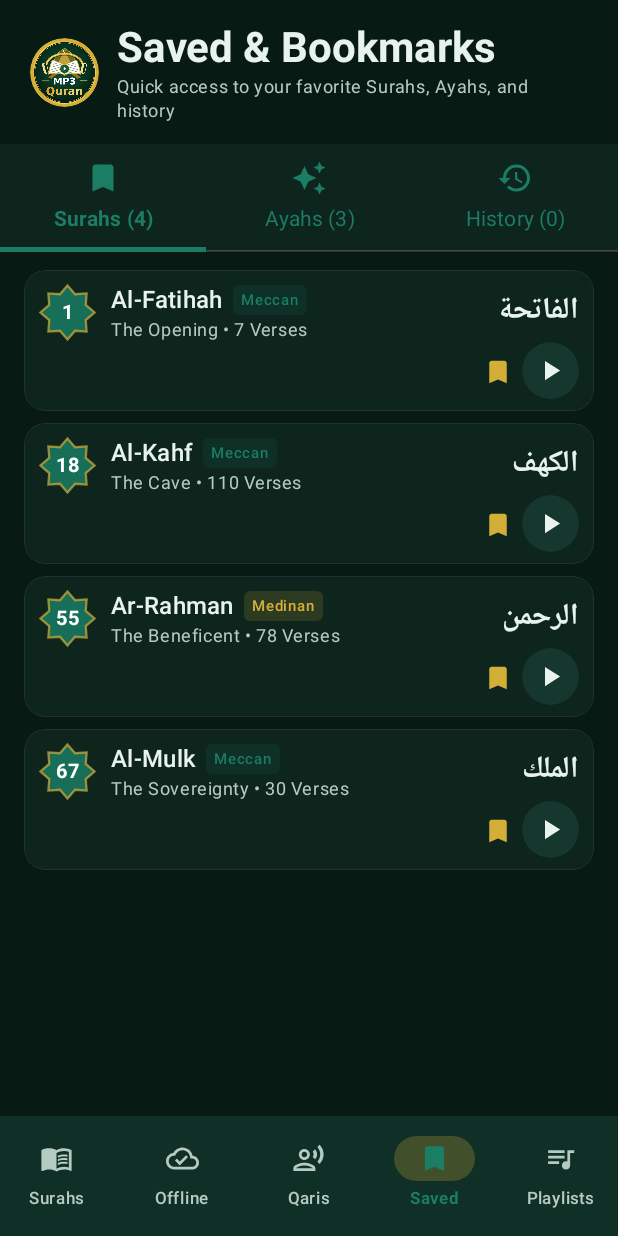
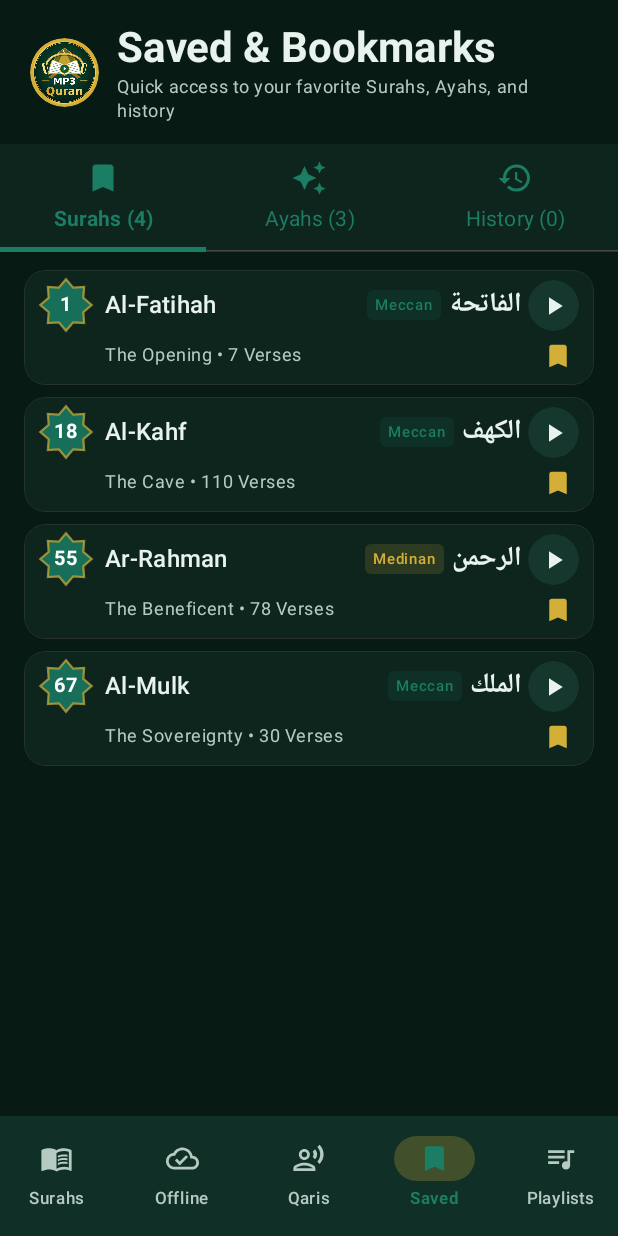
Before and after one commit to akikto/MP3-Quran, an Android app built with Jetpack Compose: the screen it shows after launch (MainActivity), item 4 of the bottom bar chosen, on a phone screen of 412 x 824 dp. Run offline under Robolectric (Android 15) with nearby library versions, the phone set to English and light mode, and no system bars; our stand-ins replace Room's generated code.

Commit message:
Refactor Surah list UI components and update APK server script
Replit-Commit-Author: Agent

```diff
--- a/app/src/main/java/com/example/ui/QuranApp.kt
+++ b/app/src/main/java/com/example/ui/QuranApp.kt
@@ -42,6 +42,7 @@ import androidx.compose.runtime.remember
 import androidx.compose.runtime.setValue
 import androidx.compose.ui.Modifier
 import androidx.compose.ui.graphics.vector.ImageVector
+import androidx.compose.ui.platform.LocalDensity
 import androidx.compose.ui.platform.testTag
 import androidx.compose.ui.text.font.FontWeight
 import androidx.compose.ui.text.style.TextOverflow
@@ -118,6 +119,7 @@ fun QuranApp(
         }
     }
     var currentTab by remember { mutableStateOf(NavigationTab.SURAHS) }
+    val navigationFontSize = (11f * minOf(1f, 1.15f / LocalDensity.current.fontScale)).sp
 
     // Request notification permission on Android 13+
     val notificationPermissionLauncher = rememberLauncherForActivityResult(
@@ -178,7 +180,7 @@ fun QuranApp(
                                 Text(
                                     text = tab.title,
                                     style = MaterialTheme.typography.labelSmall.copy(
-                                        fontSize = 11.sp,
+                                        fontSize = navigationFontSize,
                                         fontWeight = if (isSelected) FontWeight.Bold else FontWeight.Medium
                                     ),
                                     maxLines = 1,
--- a/app/src/main/java/com/example/ui/components/SurahCard.kt
+++ b/app/src/main/java/com/example/ui/components/SurahCard.kt
@@ -1,6 +1,5 @@
 package com.example.ui.components
 
-import androidx.compose.animation.AnimatedVisibility
 import androidx.compose.foundation.BorderStroke
 import androidx.compose.foundation.clickable
 import androidx.compose.foundation.layout.Arrangement
@@ -12,6 +11,7 @@ import androidx.compose.foundation.layout.fillMaxWidth
 import androidx.compose.foundation.layout.padding
 import androidx.compose.foundation.layout.size
 import androidx.compose.foundation.layout.width
+import androidx.compose.foundation.layout.widthIn
 import androidx.compose.foundation.shape.CircleShape
 import androidx.compose.foundation.shape.RoundedCornerShape
 import androidx.compose.material.icons.Icons
@@ -37,6 +37,8 @@ import androidx.compose.ui.Alignment
 import androidx.compose.ui.Modifier
 import androidx.compose.ui.draw.clip
 import androidx.compose.ui.graphics.Color
+import androidx.compose.ui.platform.LocalConfiguration
+import androidx.compose.ui.platform.LocalDensity
 import androidx.compose.ui.platform.testTag
 import androidx.compose.ui.text.font.FontFamily
 import androidx.compose.ui.text.font.FontWeight
@@ -66,6 +68,8 @@ fun SurahCard(
     val isPlaying = isCurrentSurah && playerStatus == PlayerStatus.PLAYING
     val isBuffering = isCurrentSurah && playerStatus == PlayerStatus.BUFFERING
     val isDownloading = downloadProgress != null && downloadProgress in 0..99
+    val compactScreen = LocalConfiguration.current.screenWidthDp < 400
+    val enlargedText = LocalDensity.current.fontScale > 1.2f
 
     val containerColor = if (isCurrentSurah) {
         MaterialTheme.colorScheme.primaryContainer.copy(alpha = 0.22f)
@@ -93,7 +97,7 @@ fun SurahCard(
         Column(
             modifier = Modifier
                 .fillMaxWidth()
-                .padding(horizontal = 10.dp, vertical = 8.dp)
+                .padding(horizontal = 10.dp, vertical = 5.dp)
         ) {
           Row(
             modifier = Modifier.fillMaxWidth(),
@@ -103,10 +107,10 @@ fun SurahCard(
             IslamicStarBadge(
                 number = surah.number,
                 isActive = isCurrentSurah,
-                size = 38.dp
+                size = 36.dp
             )
 
-            Spacer(modifier = Modifier.width(10.dp))
+            Spacer(modifier = Modifier.width(8.dp))
 
             // Surah English Details
             Column(
@@ -121,12 +125,13 @@ fun SurahCard(
                         style = MaterialTheme.typography.titleMedium,
                         fontWeight = FontWeight.SemiBold,
                         color = if (isCurrentSurah) GoldAccent else MaterialTheme.colorScheme.onSurface,
+                        modifier = Modifier.weight(1f),
                         maxLines = 1,
                         overflow = TextOverflow.Ellipsis
                     )
 
                     // Revelation tag badge
-                    Surface(
+                    if (!enlargedText) Surface(
                         shape = RoundedCornerShape(4.dp),
                         color = if (surah.revelationType == Surah.RevelationType.MECCAN) {
                             MaterialTheme.colorScheme.primary.copy(alpha = 0.12f)
@@ -150,7 +155,7 @@ fun SurahCard(
                     }
 
                     // Downloaded offline badge
-                    if (isDownloaded) {
+                    if (isDownloaded && !compactScreen && !enlargedText) {
                         Surface(
                             shape = RoundedCornerShape(4.dp),
                             color = EmeraldPrimary.copy(alpha = 0.15f)
@@ -178,52 +183,71 @@ fun SurahCard(
                     }
                 }
 
-                Text(
-                    text = "${surah.englishTranslation} • ${surah.totalVerses} Verses",
-                    style = MaterialTheme.typography.bodySmall,
-                    color = MaterialTheme.colorScheme.onSurfaceVariant,
-                    maxLines = 1,
-                    overflow = TextOverflow.Ellipsis
-                )
             }
 
-            // Arabic Name & Audio Wave
-            Column(
-                horizontalAlignment = Alignment.End,
-                modifier = Modifier.padding(start = 6.dp)
-            ) {
             Text(
                 text = surah.nameArabic,
                 style = MaterialTheme.typography.titleLarge,
                 fontFamily = FontFamily.Serif,
                 fontWeight = FontWeight.Bold,
                 color = if (isCurrentSurah) GoldAccent else MaterialTheme.colorScheme.onSurface,
-                    fontSize = 20.sp
+                fontSize = 18.sp,
+                maxLines = 1,
+                overflow = TextOverflow.Ellipsis,
+                modifier = Modifier
+                    .padding(start = 5.dp, end = 4.dp)
+                    .widthIn(max = 84.dp)
             )
 
-                AnimatedVisibility(visible = isCurrentSurah) {
-                    AudioWaveIndicator(
-                        isPlaying = isPlaying,
-                        modifier = Modifier.padding(top = 2.dp),
-                        barCount = 4,
+            // Keep the primary action in the title row so cards stay compact.
+            Surface(
+                shape = CircleShape,
+                color = if (isCurrentSurah) MaterialTheme.colorScheme.primary else MaterialTheme.colorScheme.surfaceVariant,
+                modifier = Modifier
+                    .size(34.dp)
+                    .clip(CircleShape)
+                    .clickable(onClick = onPlayClick)
+                    .testTag("play_button_${surah.number}")
+            ) {
+                Box(contentAlignment = Alignment.Center) {
+                    if (isBuffering) {
+                        CircularProgressIndicator(
+                            modifier = Modifier.size(18.dp),
+                            strokeWidth = 2.dp,
                             color = GoldAccent
+                        )
+                    } else {
+                        Icon(
+                            imageVector = if (isPlaying) Icons.Filled.Pause else Icons.Filled.PlayArrow,
+                            contentDescription = if (isPlaying) "Pause" else "Play",
+                            tint = if (isCurrentSurah) Color.White else MaterialTheme.colorScheme.onSurface,
+                            modifier = Modifier.size(20.dp)
                         )
                     }
                 }
             }
+          }
 
-            // Action Buttons: Download, Add to playlist, Favorite, Play/Pause
+            // Translation and secondary actions share the second line.
             Row(
                 modifier = Modifier.fillMaxWidth(),
-                horizontalArrangement = Arrangement.End,
                 verticalAlignment = Alignment.CenterVertically
             ) {
+                Spacer(modifier = Modifier.width(44.dp))
+                Text(
+                    text = "${surah.englishTranslation} • ${surah.totalVerses} Verses",
+                    style = MaterialTheme.typography.bodySmall,
+                    color = MaterialTheme.colorScheme.onSurfaceVariant,
+                    maxLines = 1,
+                    overflow = TextOverflow.Ellipsis,
+                    modifier = Modifier.weight(1f)
+                )
                 // Download button or indicator
                 if (onDownloadClick != null) {
                     IconButton(
                         onClick = onDownloadClick,
                         modifier = Modifier
-                            .size(34.dp)
+                            .size(30.dp)
                             .testTag("download_surah_${surah.number}")
                     ) {
                         if (isDownloading) {
@@ -255,7 +279,7 @@ fun SurahCard(
                     IconButton(
                         onClick = onAddToPlaylistClick,
                         modifier = Modifier
-                            .size(34.dp)
+                            .size(30.dp)
                             .testTag("add_to_playlist_${surah.number}")
                     ) {
                         Icon(
@@ -270,7 +294,7 @@ fun SurahCard(
                 IconButton(
                     onClick = onFavoriteToggle,
                     modifier = Modifier
-                        .size(34.dp)
+                        .size(30.dp)
                         .testTag("bookmark_surah_${surah.number}")
                 ) {
                     Icon(
@@ -281,34 +305,7 @@ fun SurahCard(
                     )
                 }
 
-                // Play / Pause Circle
-                Surface(
-                    shape = CircleShape,
-                    color = if (isCurrentSurah) MaterialTheme.colorScheme.primary else MaterialTheme.colorScheme.surfaceVariant,
-                    modifier = Modifier
-                        .size(38.dp)
-                        .clip(CircleShape)
-                        .clickable(onClick = onPlayClick)
-                        .testTag("play_button_${surah.number}")
-                ) {
-                    Box(contentAlignment = Alignment.Center) {
-                        if (isBuffering) {
-                            CircularProgressIndicator(
-                                modifier = Modifier.size(20.dp),
-                                strokeWidth = 2.dp,
-                                color = GoldAccent
-                            )
-                        } else {
-                            Icon(
-                                imageVector = if (isPlaying) Icons.Filled.Pause else Icons.Filled.PlayArrow,
-                                contentDescription = if (isPlaying) "Pause" else "Play",
-                                tint = if (isCurrentSurah) Color.White else MaterialTheme.colorScheme.onSurface,
-                                modifier = Modifier.size(22.dp)
-                            )
             }
         }
     }
 }
-        }
-    }
-}
--- a/app/src/main/java/com/example/ui/screens/SurahListScreen.kt
+++ b/app/src/main/java/com/example/ui/screens/SurahListScreen.kt
@@ -50,6 +50,7 @@ import androidx.compose.ui.platform.testTag
 import androidx.compose.ui.text.font.FontFamily
 import androidx.compose.ui.text.font.FontWeight
 import androidx.compose.ui.text.style.TextAlign
+import androidx.compose.ui.text.style.TextOverflow
 import androidx.compose.ui.unit.dp
 import androidx.compose.ui.unit.sp
 import com.example.model.Reciter
@@ -129,11 +130,6 @@ fun SurahListScreen(
                                 fontWeight = FontWeight.Bold,
                                 color = Color.White
                             )
-                            Text(
-                                text = "114 Surahs • High Quality Audio",
-                                style = MaterialTheme.typography.labelSmall,
-                                color = GoldLight
-                            )
                         }
                     }
 
@@ -207,7 +203,16 @@ fun SurahListScreen(
                     }
                 }
 
-                Spacer(modifier = Modifier.height(8.dp))
+                Text(
+                    text = "114 Surahs • High Quality Audio",
+                    style = MaterialTheme.typography.labelSmall,
+                    color = GoldLight,
+                    maxLines = 1,
+                    overflow = TextOverflow.Ellipsis,
+                    modifier = Modifier.padding(start = 50.dp)
+                )
+
+                Spacer(modifier = Modifier.height(4.dp))
 
                 // Bismillah Calligraphy Banner
                 Text(
@@ -225,7 +230,15 @@ fun SurahListScreen(
         OutlinedTextField(
             value = searchQuery,
             onValueChange = onSearchQueryChanged,
-            placeholder = { Text("Search Surah by name or number...", fontSize = 13.sp) },
+            placeholder = {
+                Text(
+                    "Search Surah by name or number...",
+                    fontSize = 13.sp,
+                    maxLines = 1,
+                    softWrap = false,
+                    overflow = TextOverflow.Ellipsis
+                )
+            },
             leadingIcon = {
                 Icon(
                     imageVector = Icons.Default.Search,
@@ -256,7 +269,8 @@ fun SurahListScreen(
             ),
             modifier = Modifier
                 .fillMaxWidth()
-                .padding(horizontal = 14.dp, vertical = 6.dp)
+                .padding(horizontal = 14.dp, vertical = 4.dp)
+                .height(52.dp)
                 .testTag("surah_search_input")
         )
 
```
Also changed, not shown: 2 other files. Lines whose indentation alone changed are shown as unchanged.
